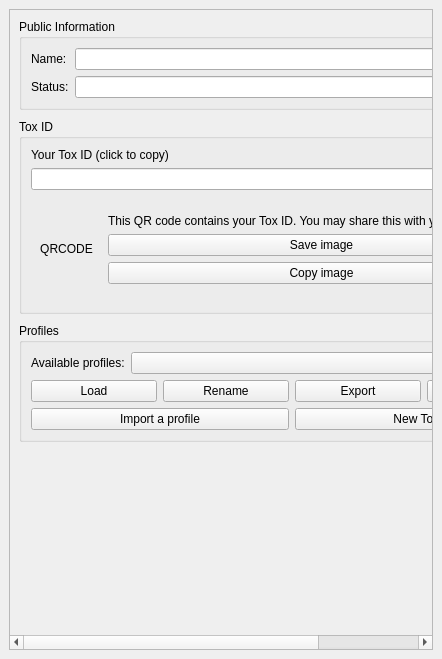
Qt form src/widget/form/profileform.ui (qTox/qTox) before a commit.
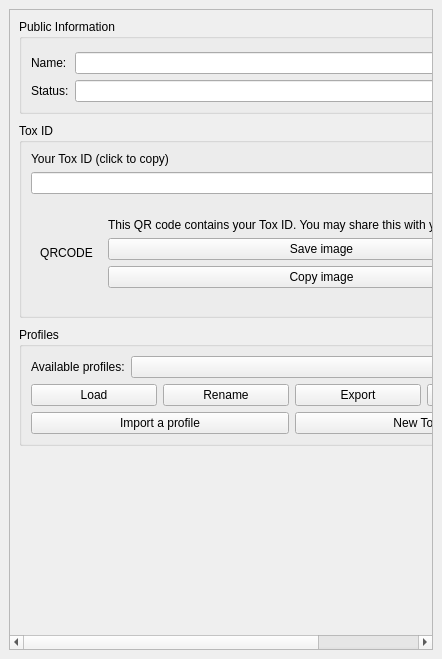
The same form after that commit. Custom widgets are drawn as their Qt base class.

Commit message: Vertically aligned Public Information QFormLayout to appear more centered

Diff of the .ui file:
```diff
--- a/src/widget/form/profileform.ui
+++ b/src/widget/form/profileform.ui
@@ -55,6 +55,12 @@
          <layout class="QHBoxLayout" name="horizontalLayout">
           <item>
            <layout class="QFormLayout" name="publicFieldsLayout">
+            <property name="verticalSpacing">
+             <number>6</number>
+            </property>
+            <property name="topMargin">
+             <number>4</number>
+            </property>
             <item row="0" column="0">
              <widget class="QLabel" name="userNameLabel">
               <property name="text">
```
